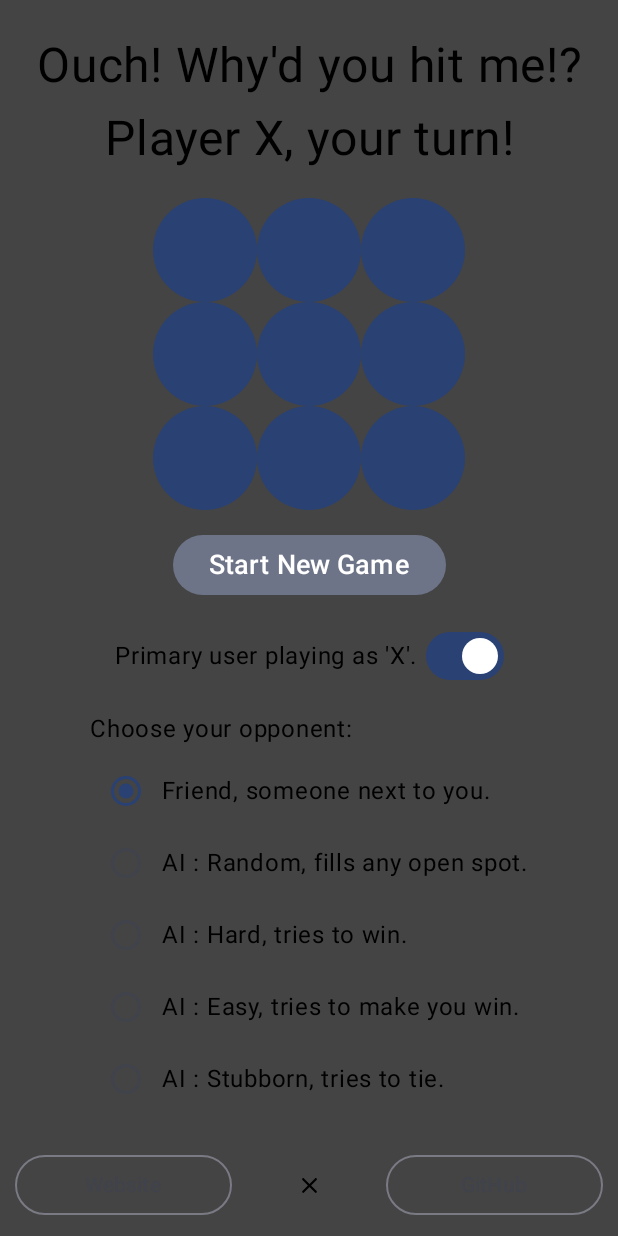
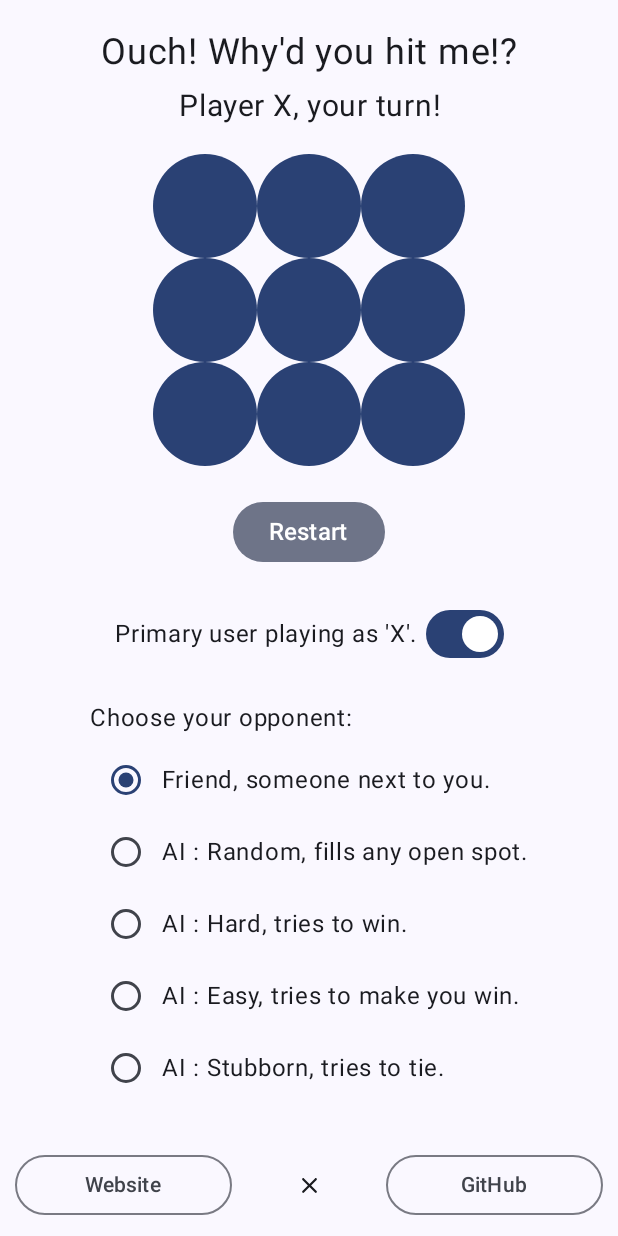
Before and after one commit to Hyperling/TicTacToeAndroid, an Android app built with Jetpack Compose: the screen it shows after launch (MainActivity), after a tap on "Let's play Tic-Tac-Toe!", on a phone screen of 412 x 824 dp. Run offline under Robolectric (Android 15) with nearby library versions, the phone set to English and light mode, and no system bars.

Commit message:
Got the theme working properly with dark/night. Starting to generate debug APKs for testing on phones.

```diff
--- a/app/src/main/java/com/hyperling/tictactoe/MainActivity.kt
+++ b/app/src/main/java/com/hyperling/tictactoe/MainActivity.kt
@@ -20,11 +20,11 @@ import androidx.compose.ui.Alignment
 import androidx.compose.ui.tooling.preview.Preview
 import com.hyperling.tictactoe.ui.theme.TicTacToeTheme
 import androidx.compose.ui.Modifier
-import androidx.compose.ui.graphics.Color
 import androidx.compose.ui.platform.LocalContext
 import androidx.compose.ui.platform.LocalUriHandler
 import androidx.compose.ui.res.stringResource
 import androidx.compose.ui.text.style.TextAlign
+import androidx.compose.ui.tooling.preview.Devices
 import androidx.compose.ui.unit.dp
 import androidx.compose.ui.unit.sp
 import kotlin.random.Random
@@ -34,27 +34,13 @@ class MainActivity : ComponentActivity() {
         super.onCreate(savedInstanceState)
         setContent {
             TicTacToeTheme {
-                // A surface container using the 'background' color from the theme
-                //Surface( modifier = Modifier.fillMaxSize()
-                //    , color = MaterialTheme.colorScheme.background
-                //) {
+                Surface {
                     Game()
-                //}
+                }
             }
         }
     }
 }
-
-// https://stackoverflow.com/questions/68882402/how-to-change-text-value-when-a-button-is-clicked-in-jetpack-compose
-// https://jetpackcomposeworld.com/buttons-in-jetpack-compose/
-
-// Compose crash course.
-// https://www.youtube.com/watch?v=6_wK_Ud8--0
-// Gets into states and using a button to change things.
-// https://youtu.be/6_wK_Ud8--0?feature=shared&t=1770
-
-// How to use lists in state.
-// https://tigeroakes.com/posts/mutablestateof-list-vs-mutablestatelistof/
 
 @Composable
 fun Game() {
@@ -133,7 +119,7 @@ fun Game() {
         lastTurn = "O"
     }
 
-    /* AI logic. */
+    /* AI logic. * /
     if (turn == opponent) {
         var play = -1
         if (opponentRandom) {
@@ -156,10 +142,9 @@ fun Game() {
         , verticalArrangement = Arrangement.Center
         , modifier = Modifier
             .fillMaxSize()
-            .background(Color.DarkGray)
     ) {
 
-        Spacer(modifier = Modifier.weight(0.1f))
+        Spacer(modifier = Modifier.weight(0.05f))
 
         /* Header text. */
         Column (
@@ -187,7 +172,7 @@ fun Game() {
             Text(
                 text = mainText,
                 textAlign = TextAlign.Center,
-                fontSize = 32.sp,
+                fontSize = 24.sp,
                 modifier = Modifier.clickable {
                     mainClicks++
                 }
@@ -195,7 +180,7 @@ fun Game() {
             Text(
                 text = msg,
                 textAlign = TextAlign.Center,
-                fontSize = 32.sp,
+                fontSize = 20.sp,
                 modifier = Modifier
                     .padding(10.dp)
             )
@@ -227,7 +212,7 @@ fun Game() {
                         ) {
                             Text(
                                 text = grid[index],
-                                fontSize = 24.sp,
+                                fontSize = 28.sp,
                                 textAlign = TextAlign.Center
                             )
                         }
@@ -242,13 +227,13 @@ fun Game() {
 
         /* Clear, restart, start new game button. */
         clearText = "Restart"
-        if (!showClear) {
+        if (showClear) {
             clearText = "Start New Game"
         }
         Row {
             FilledTonalButton(onClick = { newGame = true }) {
                 Text(
-                    text = clearText, fontSize = 18.sp
+                    text = clearText, fontSize = 16.sp
                 )
             }
         }
@@ -271,11 +256,7 @@ fun Game() {
                         "X" -> player = "O"
                         "O" -> player = "X"
                     }
-                    Toast.makeText(
-                        context,
-                        "AI is now playing as $opponent.",
-                        Toast.LENGTH_SHORT
-                    ).show()
+
                     if (!gameOver) {
                         Toast.makeText(
                             context,
@@ -285,6 +266,12 @@ fun Game() {
                         gameOver = true
                         newGame = true
                     }
+
+                    Toast.makeText(
+                        context,
+                        "AI is now playing as $opponent.",
+                        Toast.LENGTH_SHORT
+                    ).show()
                 }
             )
         }
@@ -425,21 +412,31 @@ fun Game() {
     }
 }
 
-/* * /
+/* */
 @Preview(
-    showBackground = true
+    name = "Normal"
+    , showBackground = true
     , uiMode = Configuration.UI_MODE_NIGHT_NO
+    , device = Devices.PIXEL_3A
+    //, showSystemUi = true
 )
 // */
 /* */
 @Preview(
-    showBackground = true
+    name = "Dark"
+    , showBackground = true
     , uiMode = Configuration.UI_MODE_NIGHT_YES
+    , device = Devices.PIXEL_3A
+    , showSystemUi = true
 )
 // */
 @Composable
 fun PreviewGame() {
-    Game()
+    TicTacToeTheme {
+        Surface {
+            Game()
+        }
+    }
 }
 
 // Check whether any winning conditions have been met.
```
Also changed, not shown: 1 other file.
